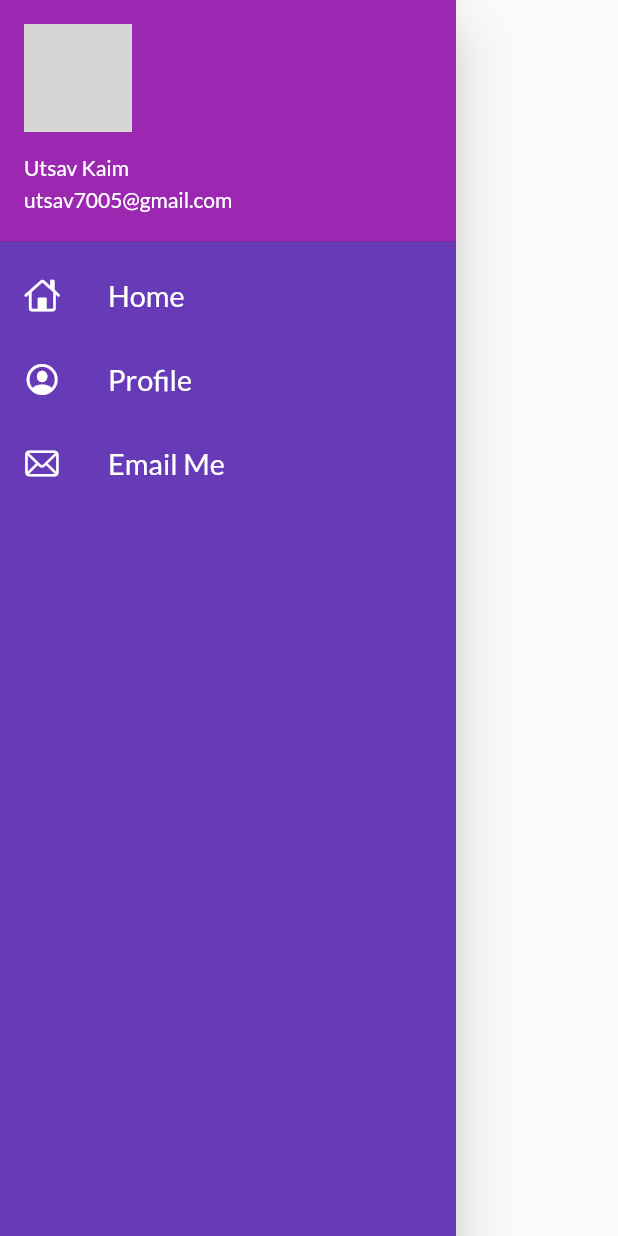
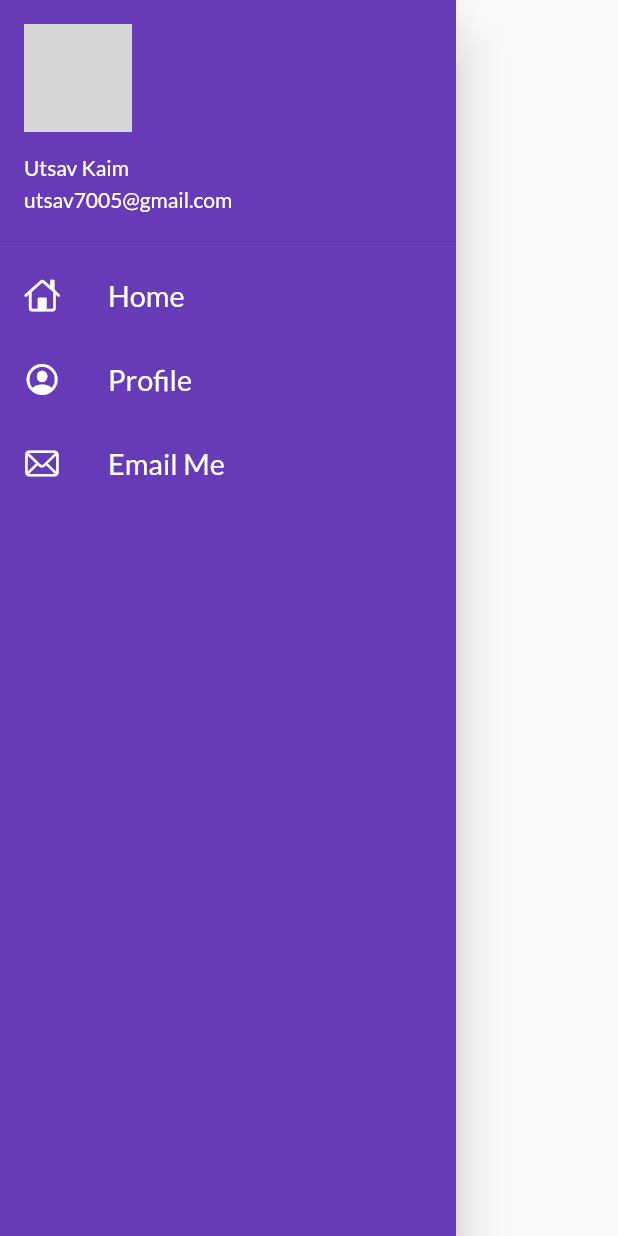
Before and after one commit to utsav7005/utsav_catalog, a Flutter app: the MyDrawer widget shown alone on an empty page, opened directly, on a phone screen of 412 x 824 dp. Run offline on Flutter 3.47's test engine with Material 2 defaults, Android fonts, the light colour scheme and no system bars; our stand-ins replace google_fonts; grey boxes are pictures that could not be loaded.

Commit message:
day9 completed

```diff
--- a/lib/widgets/drawer.dart
+++ b/lib/widgets/drawer.dart
@@ -16,7 +16,7 @@ class MyDrawer extends StatelessWidget {
             padding: EdgeInsets.zero,
             child: UserAccountsDrawerHeader(
               margin: EdgeInsets.zero,
-              decoration: BoxDecoration(color: Colors.purple),
+              decoration: BoxDecoration(color: Colors.deepPurple),
               accountName: Text('Utsav Kaim'),
               accountEmail: Text('utsav7005@gmail.com'),
               currentAccountPicture: CircleAvatar(
```
Also changed, not shown: 1 other file.
